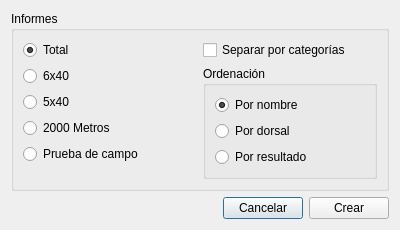
Above: reportsdialog.ui from jfjara/coach before the change. Below: the same form after it.
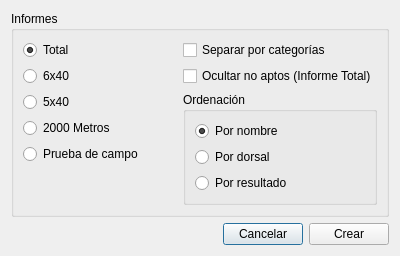
That is the form after the change.

```diff
--- a/reportsdialog.ui
+++ b/reportsdialog.ui
@@ -99,6 +99,13 @@
           </property>
          </widget>
         </item>
+        <item>
+         <widget class="QCheckBox" name="checkBoxNoAptos">
+          <property name="text">
+           <string>Ocultar no aptos (Informe Total)</string>
+          </property>
+         </widget>
+        </item>
         <item>
          <widget class="QGroupBox" name="groupBox_2">
           <property name="title">
```
